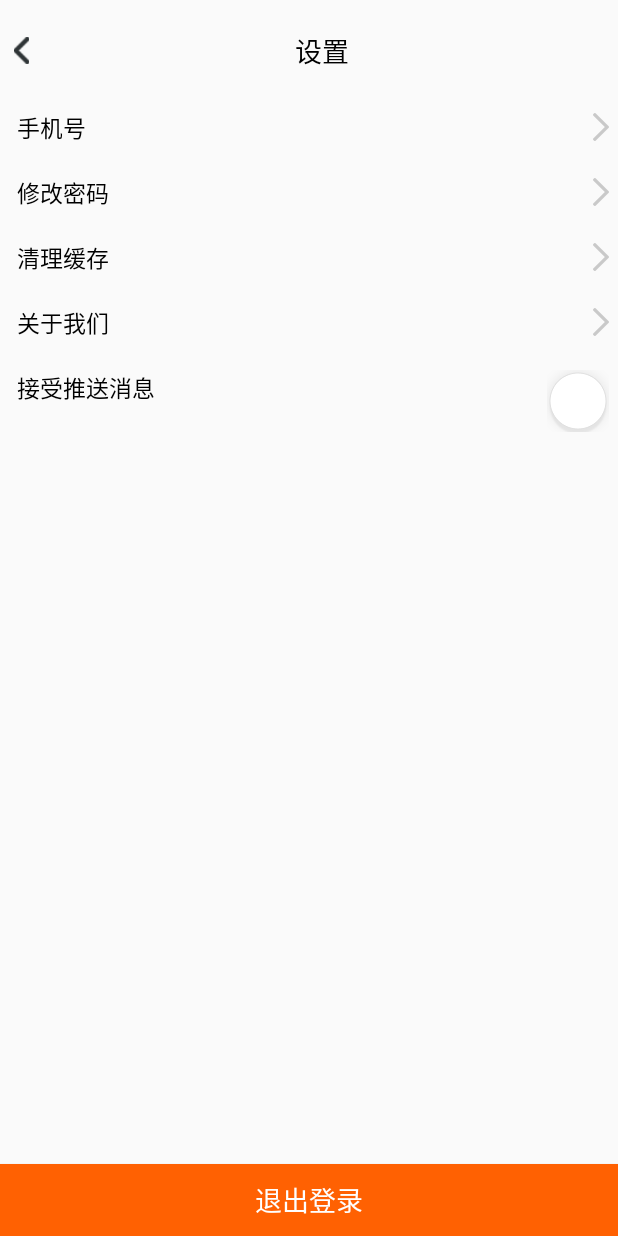
After one commit to 1657895829/MyShoppingStore, an Android app: the SettingActivity screen opened directly, with no data from a screen before it, on a phone screen of 412 x 824 dp. The commit adds this screen. Run offline under Robolectric (Android 15) with nearby library versions, the phone set to English and light mode, and no system bars; our stand-ins replace ButterKnife; network calls fail.

Commit message:
自己：仿京东电商项目（RxJava+Retrofit+OkHttp+Fresco+EventBus+ScrollView+XRecyclerView+RecyclerView+Banner+TabLayout+自定义view+ViewPager+Glide+BottomTabBar+）

```diff
--- /dev/null
+++ b/ShopStore/src/main/java/com/example/shop/activity/SettingActivity.java
@@ -0,0 +1,99 @@
+package com.example.shop.activity;
+
+import android.content.Intent;
+import android.content.SharedPreferences;
+import android.os.Bundle;
+import android.os.Environment;
+import android.support.v7.app.AppCompatActivity;
+import android.view.View;
+import com.example.shop.MainActivity;
+import com.example.shop.R;
+import com.example.shop.util.ActivityManager;
+import java.io.File;
+import butterknife.ButterKnife;
+import butterknife.OnClick;
+
+//设置页面
+public class SettingActivity extends AppCompatActivity {
+//    @Bind(R.id.mobile)
+//    TextView mobile;
+    private SharedPreferences config;
+    private SharedPreferences.Editor edit;
+
+    @Override
+    protected void onCreate(Bundle savedInstanceState) {
+        super.onCreate(savedInstanceState);
+        setContentView(R.layout.activity_setting);
+        ButterKnife.bind(this);
+
+        config = getSharedPreferences("config", 0);
+        edit = config.edit();
+
+        //将当前的Activity添加到ActivityManager中
+        ActivityManager.getInstance().add(this);
+
+        //接收传值,设置电话号码
+        Intent intent = getIntent();
+        String tel = intent.getStringExtra("username");
+        //mobile.setText(tel);
+    }
+
+    @OnClick({R.id.back, R.id.outLogin})
+    public void onViewClicked(View view) {
+        switch (view.getId()) {
+            case R.id.back:   //点击叉号，返回上一页面
+                finish();
+                break;
+            case R.id.outLogin: //退出登录
+
+                //logout(view);
+
+                //将uid存值为null
+                edit.putString("uid", null).commit();
+
+                finish();
+                break;
+        }
+    }
+
+
+    //"退出登录"button的回调方法,退出回到主页面，不是 我的fragment
+    public void logout(View view) {
+        //1、将保存在sp中的数据删除
+        SharedPreferences sp = this.getSharedPreferences("config", 0);
+        sp.edit().clear().commit();//清除数据必须要提交:提交以后，文件仍存在，只是文件中的数据被清除了
+        //2、将本地保存的图片的file删除
+        File filesDir;
+        if (Environment.getExternalStorageState().equals(Environment.MEDIA_MOUNTED)) {//判断sd卡是否挂载
+            //路径1：storage/sdcard/Android/data/包名/files
+            filesDir = this.getExternalFilesDir("");
+        } else {//手机内部存储
+            //路径：data/data/包名/files
+            filesDir = this.getFilesDir();
+        }
+
+        //3、销毁所有的Activity
+        this.removeAll();
+        //4、重新进入首页面
+        goToActivity(MainActivity.class, null);
+    }
+
+    //启动新的Activity
+    public void goToActivity(Class Activity, Bundle bundle) {
+        Intent intent = new Intent(this, Activity);
+        if (bundle != null && bundle.size() != 0) {
+            intent.putExtra("data", bundle);
+        }
+        startActivity(intent);
+    }
+
+    //销毁当前的Activity
+    public void removeCurrentActivity() {
+        ActivityManager.getInstance().removeCurrent();
+    }
+
+    //销毁所有的Activity
+    public void removeAll() {
+        ActivityManager.getInstance().removeAll();
+    }
+}
--- /dev/null
+++ b/ShopStore/src/main/java/com/example/shop/util/ActivityManager.java
@@ -0,0 +1,80 @@
+package com.example.shop.util;
+
+import android.app.Activity;
+
+import java.util.Stack;
+
+/**
+ * 作用：统一应用程序中所有的Activity的栈管理（单例）
+ *      涉及到activity的添加、删除指定、删除当前、删除所有、返回栈大小的方法
+ */
+public class ActivityManager {
+    //单例模式：饿汉式
+    private ActivityManager(){
+
+    }
+    private static ActivityManager activityManager = new ActivityManager();
+
+    public static ActivityManager getInstance(){
+        return activityManager;
+    }
+
+    //提供栈的对象
+    private Stack<Activity> activityStack = new Stack<>();
+
+    //activity的添加
+    public void add(Activity activity){
+        if(activity != null){
+            activityStack.add(activity);
+        }
+    }
+
+    //插曲：[12,3,44,6,332,65,-56,1]
+    //删除指定的activity
+    public void remove(Activity activity){
+        if(activity != null){
+//            for(int i = 0; i < activityStack.size(); i++) {
+//                Activity currentActivity = activityStack.get(i);
+//                if(currentActivity.getClass().equals(activity.getClass())){
+//                    currentActivity.finish();//销毁当前的activity
+//                    activityStack.remove(i);//从栈空间移除
+//                }
+//            }
+
+            for(int i = activityStack.size() - 1;i >= 0;i--){
+                Activity currentActivity = activityStack.get(i);
+                if(currentActivity.getClass().equals(activity.getClass())){
+                    currentActivity.finish();//销毁当前的activity
+                    activityStack.remove(i);//从栈空间移除
+                }
+            }
+        }
+    }
+
+    //删除当前的activity
+    public void removeCurrent(){
+        //方式一：
+//        Activity activity = activityStack.get(activityStack.size() - 1);
+//        activity.finish();
+//        activityStack.remove(activityStack.size() - 1);
+
+        //方式二：
+        Activity activity = activityStack.lastElement();
+        activity.finish();
+        activityStack.remove(activity);
+    }
+
+    //删除所有的activity
+    public void removeAll(){
+        for (int i = activityStack.size() - 1;i >= 0;i--){
+            Activity activity = activityStack.get(i);
+            activity.finish();
+            activityStack.remove(activity);
+        }
+    }
+
+    //返回栈大小
+    public int size(){
+        return activityStack.size();
+    }
+}
--- /dev/null
+++ b/ShopStore/src/main/res/layout/activity_setting.xml
@@ -0,0 +1,99 @@
+<?xml version="1.0" encoding="utf-8"?>
+<RelativeLayout xmlns:android="http://schemas.android.com/apk/res/android"
+    android:layout_width="match_parent"
+    android:layout_height="match_parent" >
+
+    <LinearLayout
+        android:id="@+id/Line"
+        android:layout_width="match_parent"
+        android:layout_height="wrap_content"
+        android:layout_marginTop="20dp"
+        android:orientation="horizontal"
+        android:paddingRight="6dp">
+
+        <ImageView
+            android:layout_gravity="center_vertical"
+            android:src="@drawable/back_arrow_black"
+            android:layout_marginLeft="5dp"
+            android:layout_height="18dp"
+            android:layout_width="18dp"
+            android:id="@+id/back"
+            />
+
+        <TextView
+            android:layout_width="match_parent"
+            android:layout_height="wrap_content"
+            android:textColor="#000000"
+            android:layout_weight="1"
+            android:textSize="18sp"
+            android:text="设置"
+            android:gravity="center_horizontal"  />
+    </LinearLayout>
+
+    <LinearLayout
+        android:padding="6dp"
+        android:layout_below="@+id/Line"
+        android:layout_width="match_parent"
+        android:layout_height="wrap_content"
+        android:orientation="vertical" >
+
+        <TextView
+            android:text="手机号"
+            android:textSize="15sp"
+            android:id="@+id/mobile"
+            android:textColor="#000000"
+            android:layout_marginTop="20dp"
+            android:layout_marginLeft="5dp"
+            android:layout_width="match_parent"
+            android:layout_height="wrap_content"
+            android:drawableRight="@mipmap/home_arrows"
+            />
+        <TextView
+            android:text="修改密码"
+            android:textSize="15sp"
+            android:textColor="#000000"
+            android:layout_marginTop="20dp"
+            android:layout_marginLeft="5dp"
+            android:layout_width="match_parent"
+            android:layout_height="wrap_content"
+            android:drawableRight="@mipmap/home_arrows"  />
+        <TextView
+            android:text="清理缓存"
+            android:textSize="15sp"
+            android:textColor="#000000"
+            android:layout_marginTop="20dp"
+            android:layout_marginLeft="5dp"
+            android:layout_width="match_parent"
+            android:layout_height="wrap_content"
+            android:drawableRight="@mipmap/home_arrows"/>
+        <TextView
+            android:text="关于我们"
+            android:textSize="15sp"
+            android:textColor="#000000"
+            android:layout_marginTop="20dp"
+            android:layout_marginLeft="5dp"
+            android:layout_width="match_parent"
+            android:layout_height="wrap_content"
+            android:drawableRight="@mipmap/home_arrows"  />
+        <TextView
+            android:textSize="15sp"
+            android:text="接受推送消息"
+            android:textColor="#000000"
+            android:layout_marginTop="20dp"
+            android:layout_marginLeft="5dp"
+            android:layout_width="match_parent"
+            android:layout_height="wrap_content"
+            android:drawableRight="@mipmap/circle"
+            />
+    </LinearLayout>
+
+    <Button
+        android:text="退出登录"
+        android:textSize="18sp"
+        android:textColor="#fff"
+        android:id="@+id/outLogin"
+        android:background="#ff6102"
+        android:layout_width="match_parent"
+        android:layout_height="wrap_content"
+        android:layout_alignParentBottom="true"/>
+</RelativeLayout>
--- a/ShopStore/src/main/res/layout/mine_fragment.xml
+++ b/ShopStore/src/main/res/layout/mine_fragment.xml
@@ -25,6 +25,7 @@
                     android:layout_height="wrap_content">
 
                     <ImageView
+                        android:id="@+id/setting"
                         android:src="@drawable/a9z"
                         android:layout_width="25dp"
                         android:layout_height="25dp" />
```
Also changed, not shown: ShopStore/src/main/AndroidManifest.xml (+6 -6 lines), ShopStore/src/main/java/com/example/shop/activity/LoginActivity.java (+26 -1 lines), ShopStore/src/main/java/com/example/shop/activity/PersonActivity.java (added, +39 -0 lines), ShopStore/src/main/java/com/example/shop/fragment/HomeFragment.java (+19 -4 lines), ShopStore/src/main/java/com/example/shop/fragment/MineFragment.java (+107 -14 lines), ShopStore/src/main/res/layout/activity_person.xml (added, +87 -0 lines), ShopStore/src/main/res/drawable/back_arrow_black.png (added), ShopStore/src/main/res/mipmap-hdpi/circle.png (added), ShopStore/src/main/res/mipmap-hdpi/home_arrows.png (added).
